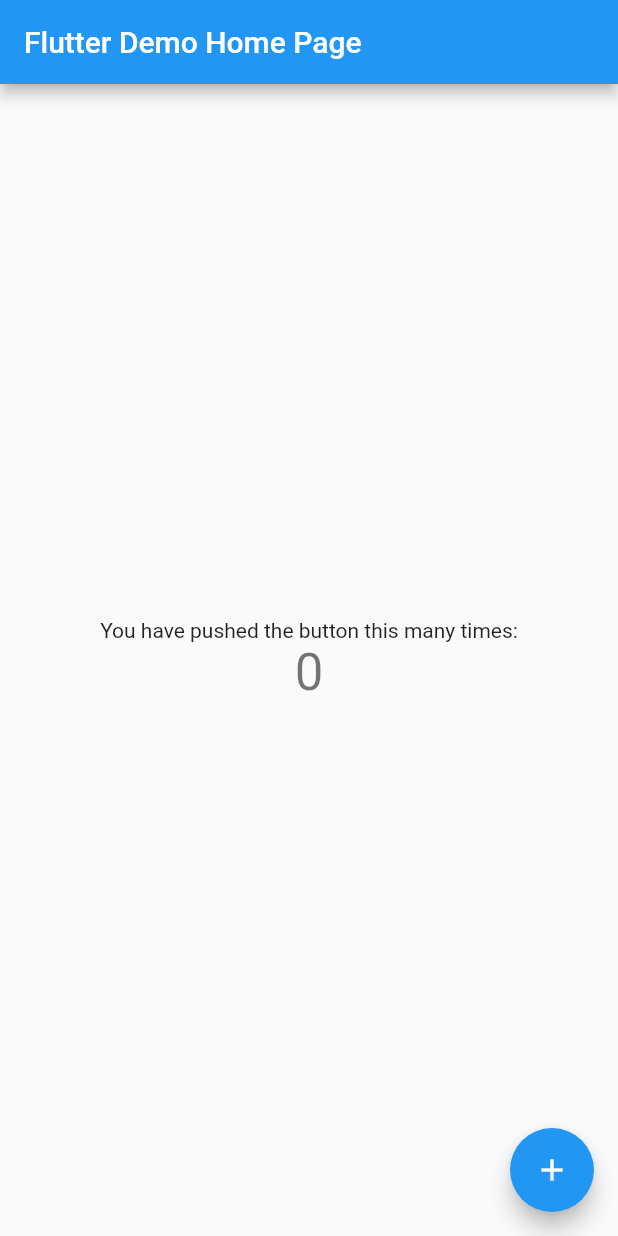
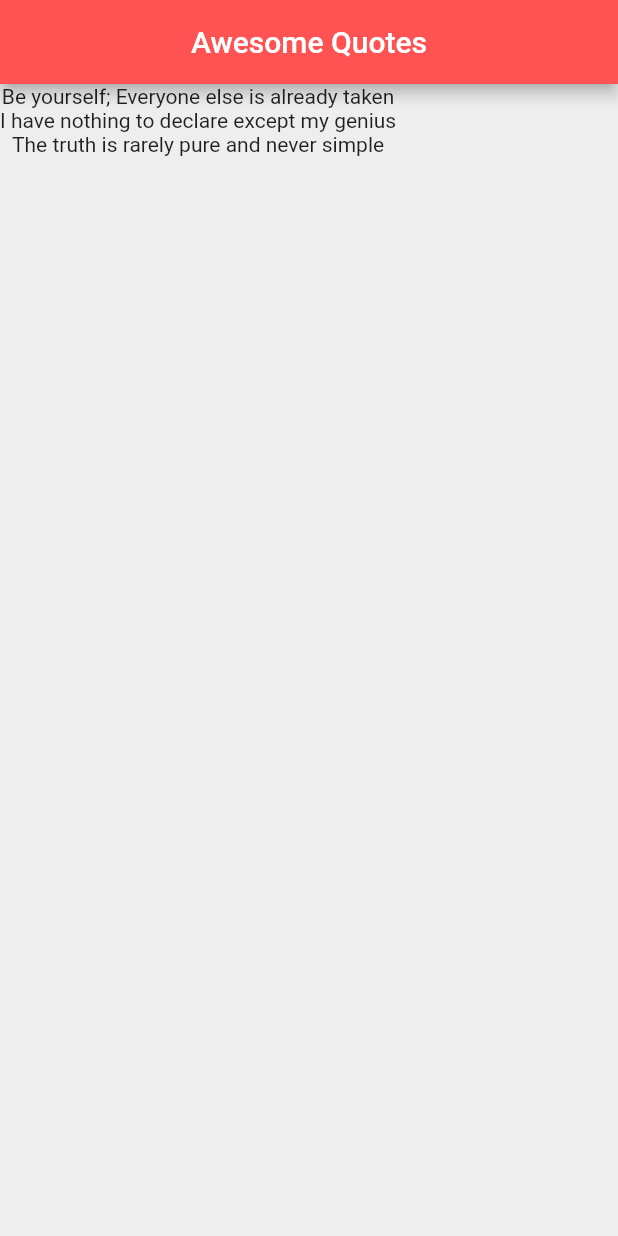
Before and after one commit to TengoCharlie/Flutter-quotes-app-List, a Flutter app: the screen it shows after launch, on a phone screen of 412 x 824 dp. Run offline on Flutter 3.47's test engine with Material 2 defaults, Android fonts, the light colour scheme and no system bars.

Commit message:
List type and Mapping

```diff
--- a/lib/main.dart
+++ b/lib/main.dart
@@ -1,113 +1,36 @@
 import 'package:flutter/material.dart';
 
 void main() {
-  runApp(MyApp());
+  runApp(MaterialApp(home: QuoteList()));
 }
 
-class MyApp extends StatelessWidget {
-  // This widget is the root of your application.
+class QuoteList extends StatefulWidget {
+  const QuoteList({Key? key}) : super(key: key);
+
+  @override
+  _QuoteListState createState() => _QuoteListState();
+}
+
+class _QuoteListState extends State<QuoteList> {
+  List<String> quotes = [
+    'Be yourself; Everyone else is already taken',
+    'I have nothing to declare except my genius',
+    'The truth is rarely pure and never simple'
+  ];
   @override
   Widget build(BuildContext context) {
-    return MaterialApp(
-      title: 'Flutter Demo',
-      theme: ThemeData(
-        // This is the theme of your application.
-        //
-        // Try running your application with "flutter run". You'll see the
-        // application has a blue toolbar. Then, without quitting the app, try
-        // changing the primarySwatch below to Colors.green and then invoke
-        // "hot reload" (press "r" in the console where you ran "flutter run",
-        // or simply save your changes to "hot reload" in a Flutter IDE).
-        // Notice that the counter didn't reset back to zero; the application
-        // is not restarted.
-        primarySwatch: Colors.blue,
+    return Scaffold(
+      backgroundColor: Colors.grey[200],
+      appBar: AppBar(
+        title: Text('Awesome Quotes'),
+        centerTitle: true,
+        backgroundColor: Colors.redAccent,
       ),
-      home: MyHomePage(title: 'Flutter Demo Home Page'),
+      body: Column(
+        children: quotes.map((quote) {
+          return Text(quote);
+        }).toList(),
+      ),
     );
   }
 }
-
-class MyHomePage extends StatefulWidget {
-  MyHomePage({Key? key, required this.title}) : super(key: key);
-
-  // This widget is the home page of your application. It is stateful, meaning
-  // that it has a State object (defined below) that contains fields that affect
-  // how it looks.
-
-  // This class is the configuration for the state. It holds the values (in this
-  // case the title) provided by the parent (in this case the App widget) and
-  // used by the build method of the State. Fields in a Widget subclass are
-  // always marked "final".
-
-  final String title;
-
-  @override
-  _MyHomePageState createState() => _MyHomePageState();
-}
-
-class _MyHomePageState extends State<MyHomePage> {
-  int _counter = 0;
-
-  void _incrementCounter() {
-    setState(() {
-      // This call to setState tells the Flutter framework that something has
-      // changed in this State, which causes it to rerun the build method below
-      // so that the display can reflect the updated values. If we changed
-      // _counter without calling setState(), then the build method would not be
-      // called again, and so nothing would appear to happen.
-      _counter++;
-    });
-  }
-
-  @override
-  Widget build(BuildContext context) {
-    // This method is rerun every time setState is called, for instance as done
-    // by the _incrementCounter method above.
-    //
-    // The Flutter framework has been optimized to make rerunning build methods
-    // fast, so that you can just rebuild anything that needs updating rather
-    // than having to individually change instances of widgets.
-    return Scaffold(
-      appBar: AppBar(
-        // Here we take the value from the MyHomePage object that was created by
-        // the App.build method, and use it to set our appbar title.
-        title: Text(widget.title),
-      ),
-      body: Center(
-        // Center is a layout widget. It takes a single child and positions it
-        // in the middle of the parent.
-        child: Column(
-          // Column is also a layout widget. It takes a list of children and
-          // arranges them vertically. By default, it sizes itself to fit its
-          // children horizontally, and tries to be as tall as its parent.
-          //
-          // Invoke "debug painting" (press "p" in the console, choose the
-          // "Toggle Debug Paint" action from the Flutter Inspector in Android
-          // Studio, or the "Toggle Debug Paint" command in Visual Studio Code)
-          // to see the wireframe for each widget.
-          //
-          // Column has various properties to control how it sizes itself and
-          // how it positions its children. Here we use mainAxisAlignment to
-          // center the children vertically; the main axis here is the vertical
-          // axis because Columns are vertical (the cross axis would be
-          // horizontal).
-          mainAxisAlignment: MainAxisAlignment.center,
-          children: <Widget>[
-            Text(
-              'You have pushed the button this many times:',
-            ),
-            Text(
-              '$_counter',
-              style: Theme.of(context).textTheme.headline4,
-            ),
-          ],
-        ),
-      ),
-      floatingActionButton: FloatingActionButton(
-        onPressed: _incrementCounter,
-        tooltip: 'Increment',
-        child: Icon(Icons.add),
-      ), // This trailing comma makes auto-formatting nicer for build methods.
-    );
-  }
-}
```
Also changed, not shown: 2 other files.
